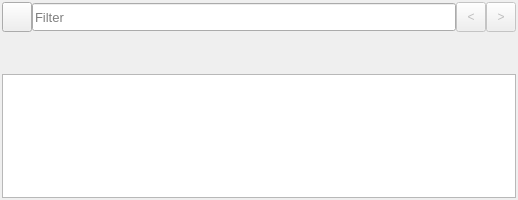
Above: mainwindow.ui from hesting15/TextFilter before the change. Below: the same form after it.
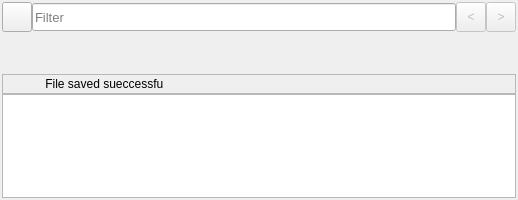
That is the form after the change. Icons and pictures are not drawn. Custom widgets are drawn as their Qt base class.

Commit message: Added Successfully saved info

```diff
--- a/mainwindow.ui
+++ b/mainwindow.ui
@@ -600,6 +600,41 @@
         </layout>
        </widget>
       </item>
+      <item>
+       <widget class="QFrame" name="frameInfo">
+        <property name="minimumSize">
+         <size>
+          <width>0</width>
+          <height>20</height>
+         </size>
+        </property>
+        <property name="frameShape">
+         <enum>QFrame::StyledPanel</enum>
+        </property>
+        <property name="frameShadow">
+         <enum>QFrame::Raised</enum>
+        </property>
+        <widget class="QLabel" name="label">
+         <property name="geometry">
+          <rect>
+           <x>40</x>
+           <y>0</y>
+           <width>121</width>
+           <height>20</height>
+          </rect>
+         </property>
+         <property name="minimumSize">
+          <size>
+           <width>0</width>
+           <height>20</height>
+          </size>
+         </property>
+         <property name="text">
+          <string> File saved sueccessfully</string>
+         </property>
+        </widget>
+       </widget>
+      </item>
       <item>
        <widget class="PlainTextEdit" name="plainTextEdit">
         <property name="sizePolicy">
```
The commit also changes 2 other files.
